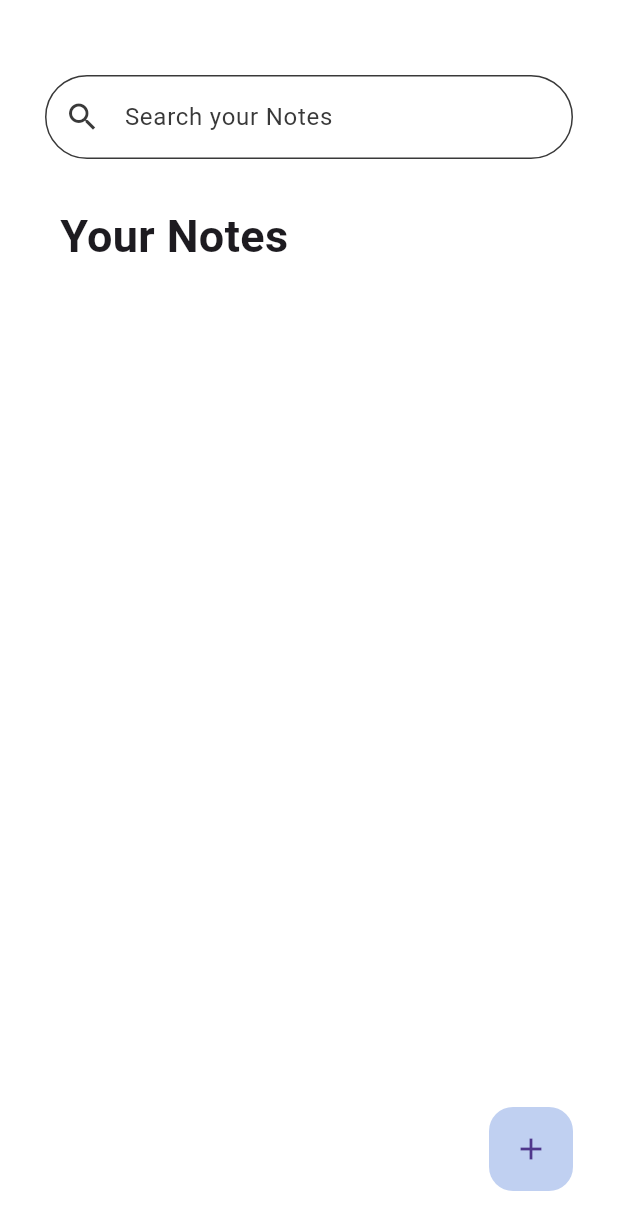
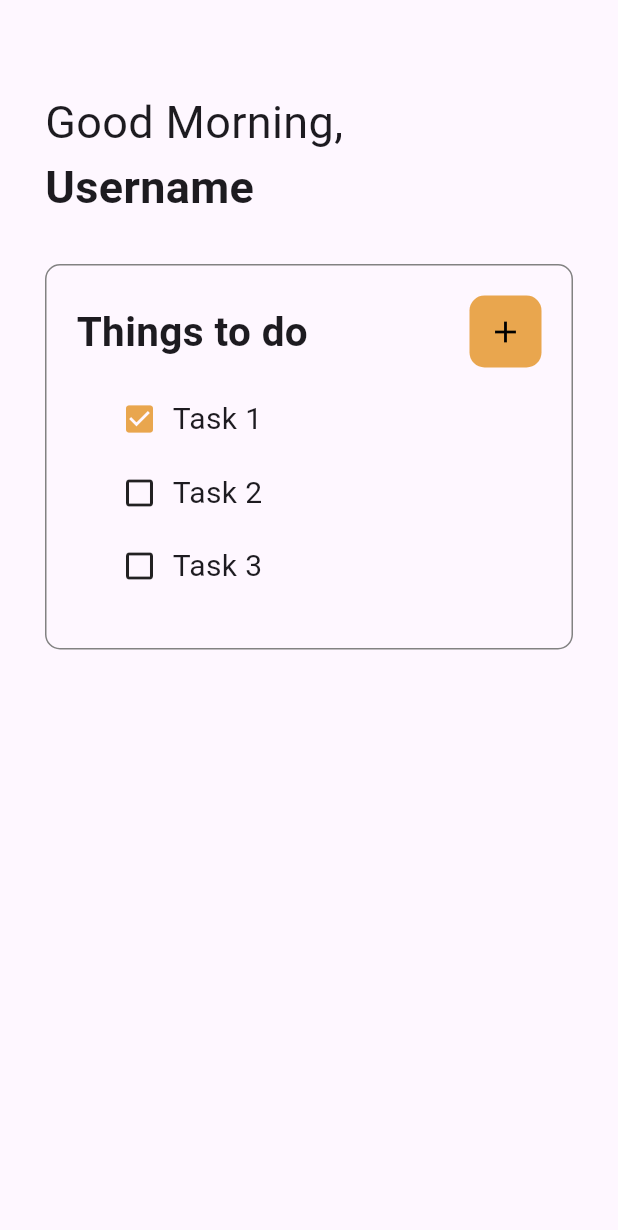
Before and after one commit to Antara-Paul04/Notes-App, a Flutter app: the screen it shows after launch, on a phone screen of 412 x 824 dp. Shown: the top 1230 px of the screen. Run offline on Flutter 3.47's test engine with Material 3 defaults, Android fonts, the phone set to English and light mode, and no system bars.

Commit message:
Add: UI of the todo list in home screen

```diff
--- a/notes_app/lib/main.dart
+++ b/notes_app/lib/main.dart
@@ -1,5 +1,6 @@
 import 'package:flutter/material.dart';
 import './pages/home.dart';
+import 'pages/homeNote.dart';
 import './pages/addNote.dart';
 
 void main() {
@@ -10,7 +11,7 @@ class MyApp extends StatelessWidget {
   @override
   Widget build(BuildContext context) {
     return MaterialApp(
-      home: Home(),
+      home: Homepage(),
     );
   }
 }
--- /dev/null
+++ b/notes_app/lib/models/todoWidget.dart
@@ -0,0 +1,13 @@
+class Todo {
+  String? task;
+  String? id;
+  bool isDone;
+
+  Todo({required this.task, required this.id, this.isDone= false});
+}
+
+List<Todo> todos = [
+  Todo(task: 'Task 1', id: '1', isDone: true),
+  Todo(task: 'Task 2', id: '2'),
+  Todo(task: 'Task 3', id: '3'),
+];
--- a/notes_app/lib/pages/addNote.dart
+++ b/notes_app/lib/pages/addNote.dart
@@ -1,5 +1,5 @@
 import 'package:flutter/material.dart';
-import 'package:notes_app/pages/home.dart';
+import 'package:notes_app/pages/homeNote.dart';
 import 'package:notes_app/widgets/notetile.dart';
 import 'package:notes_app/models/noteWidget.dart';
 import 'package:uuid/uuid.dart';
--- a/notes_app/lib/pages/home.dart
+++ b/notes_app/lib/pages/home.dart
@@ -1,123 +1,75 @@
 import 'package:flutter/material.dart';
-import 'package:notes_app/models/noteWidget.dart';
-import 'package:notes_app/widgets/notetile.dart';
-import 'package:uuid/uuid.dart';
-import 'addNote.dart';
+import 'package:notes_app/models/todoWidget.dart';
+import 'package:notes_app/widgets/listitem.dart';
 
-class Home extends StatefulWidget {
+class Homepage extends StatefulWidget {
   @override
-  _HomeState createState() => _HomeState();
+  State<Homepage> createState() => _HomepageState();
 }
 
-class _HomeState extends State<Home> {
-  List<Note> notesList = noteList();
-  final Uuid uuid = Uuid();
-
-  void _addNoteToList(Note newNote) {
-    setState(() {
-      notesList.add(newNote);
-    });
-  }
-
-  void _deleteNote(String id) {
-    showDialog(
-      context: context,
-      builder: (BuildContext context) {
-        return AlertDialog(
-          title: Text("Confirm Deletion"),
-          content: Text("Are you sure you want to delete this note?"),
-          actions: <Widget>[
-            TextButton(
-              onPressed: () {
-                Navigator.of(context).pop();
-              },
-              child: Text("Cancel"),
-            ),
-            TextButton(
-              onPressed: () {
-                setState(() {
-                  notesList.removeWhere((item) => item.id == id);
-                });
-                Navigator.of(context).pop();
-              },
-              child: Text("Delete"),
-            ),
-          ],
-        );
-      },
-    );
-  }
+class _HomepageState extends State<Homepage> {
+  List<Todo> todosList = todos;
 
   @override
   Widget build(BuildContext context) {
     return Scaffold(
       appBar: AppBar(
         backgroundColor: Colors.transparent,
-        toolbarHeight: 30,
+        toolbarHeight: 50,
       ),
-      backgroundColor: Colors.white,
-      body: Column(
+      body: Padding(
+        padding: EdgeInsets.fromLTRB(30, 10, 30, 30),
+        child: Column(
           crossAxisAlignment: CrossAxisAlignment.start,
           children: [
-          Padding(
-            padding: const EdgeInsets.fromLTRB(30, 20, 30, 30),
-            child: Container(
+            Text(
+              'Good Morning,',
+              style: TextStyle(fontSize: 30, fontWeight: FontWeight.w400),
+            ),
+            Text(
+              'Username',
+              style: TextStyle(fontSize: 30, fontWeight: FontWeight.bold),
+            ),
+            SizedBox(height: 30),
+            Container(
+              padding: EdgeInsets.all(20),
               decoration: BoxDecoration(
-                borderRadius: BorderRadius.circular(30.0),
-                border: Border.all(color: Color.fromARGB(255, 57, 57, 57)),
+                border: Border.all(
+                  width: 1.0,
+                  color: Color.fromARGB(255, 130, 130, 130),
                 ),
-              child: TextField(
-                decoration: InputDecoration(
-                  prefixIcon: Icon(Icons.search, color: Color.fromARGB(255, 57, 57, 57)),
-                  hintText: 'Search your Notes',
-                  border: InputBorder.none,
-                  contentPadding: EdgeInsets.all(15),
-                  hintStyle: TextStyle(color: Color.fromARGB(255, 57, 57, 57)),
+                borderRadius: BorderRadius.circular(10),
               ),
-              ),
-            ),
-          ),
-          Padding(
-            padding: const EdgeInsets.fromLTRB(40, 0, 0, 20),
-            child: Text(
-              'Your Notes',
+              child: Column(
+                crossAxisAlignment: CrossAxisAlignment.start,
+                children: [
+                  Row(
+                    children: [
+                      Text(
+                        'Things to do',
                         style: TextStyle(
-                fontSize: 30,
+                          fontSize: 27,
                           fontWeight: FontWeight.bold,
                         ),
                       ),
+                      Spacer(),
+                      Container(
+                        decoration: BoxDecoration(borderRadius: BorderRadius.circular(10), color: Color(0xFFFFE9A64E),),
+                        child: IconButton(
+                                            onPressed:(){
+                        print("Add button pressed");
+                        }, icon: Icon(Icons.add, color: const Color.fromARGB(255, 0, 0, 0) ),),
                       ),
-          Expanded(
-            child: ListView.builder(
-              itemCount: notesList.length,
-              itemBuilder: (context, index) {
-                Note note = notesList[index];
-                return NoteTile(note: note, deleteNoteCallback: _deleteNote,);
-              },
+                    ],
                   ),
-          ),
-          Padding(
-            padding: const EdgeInsets.all(30),
-            child: Align(
-              alignment: Alignment.bottomRight,
-              child: FloatingActionButton(
-                elevation: 0,
-                backgroundColor: Color(0xFFC0D0F1),
-                onPressed: () async {
-                  final newNote = await Navigator.push(
-                    context,
-                    MaterialPageRoute(builder: (context) => AddNotes()),
-                  );
-                  if (newNote != null) {
-                    _addNoteToList(newNote);
-                  }
-                },
-                child: Icon(Icons.add),
-              ),
+                  SizedBox(height: 20),
+                  for (Todo todo in todosList) TodoItem(todo: todo),
+                ],
               ),
             ),
           ],
         ),
+      ),
     );
   }
 }
--- /dev/null
+++ b/notes_app/lib/widgets/listitem.dart
@@ -0,0 +1,35 @@
+import 'package:flutter/material.dart';
+import 'package:notes_app/models/todoWidget.dart';
+
+class TodoItem extends StatefulWidget {
+  final Todo todo;
+
+  const TodoItem({required this.todo});
+
+  @override
+  _TodoItemState createState() => _TodoItemState();
+}
+
+class _TodoItemState extends State<TodoItem> {
+  @override
+  Widget build(BuildContext context) {
+    return Padding(
+      padding: EdgeInsets.fromLTRB(30, 0, 30, 20),
+      child: Row(
+        children: [
+          Icon(
+            widget.todo.isDone
+                ? Icons.check_box
+                : Icons.check_box_outline_blank_outlined,
+            color: widget.todo.isDone ? Color(0xFFFFE9A64E) : null,
+          ),
+          SizedBox(width: 10),
+          Text(
+            widget.todo.task!,
+            style: TextStyle(fontSize: 20),
+          ),
+        ],
+      ),
+    );
+  }
+}
```
Also changed, not shown: notes_app/lib/pages/homeNote.dart (added, +123 -0 lines), notes_app/lib/pages/savedNote.dart (+25 -5 lines). Lines whose indentation alone changed are shown as unchanged.
